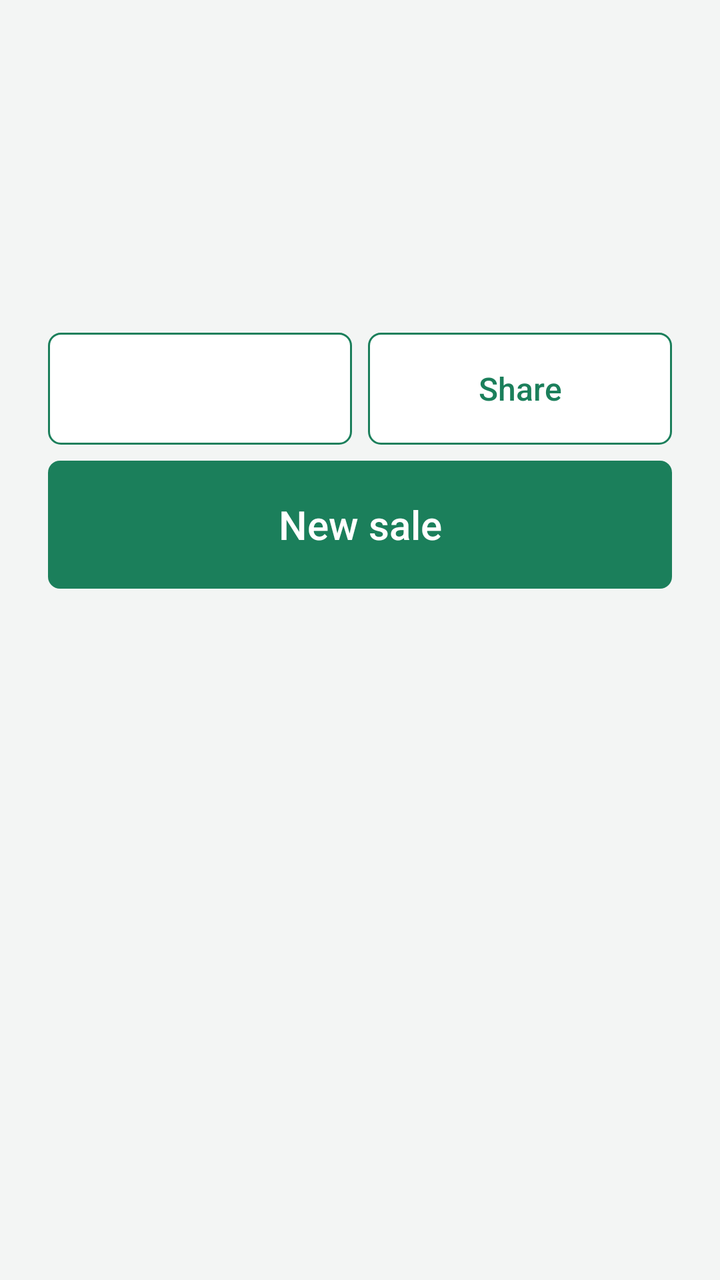
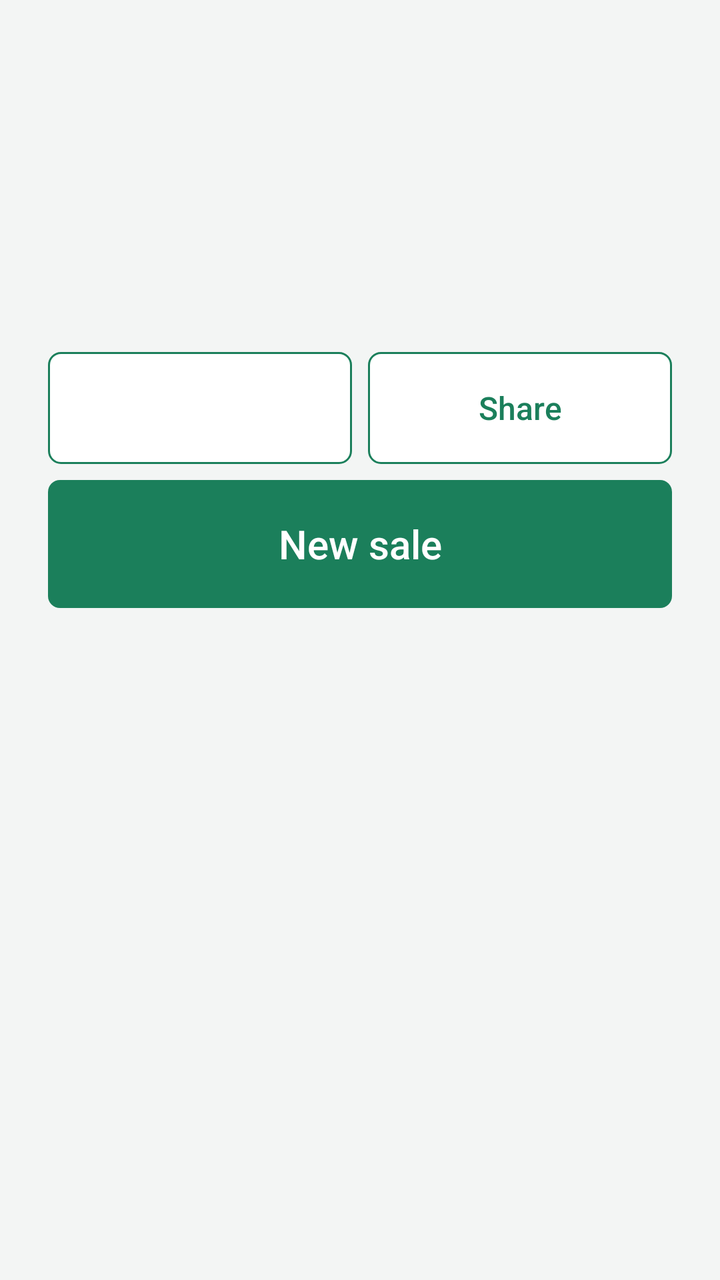

Compare the two renders of this Android layout. The source of the first and the diff that turns it into the second are given below.
<!-- AndroidManifest.xml: application theme Theme.Lekas -->
<!-- res/layout/dialog_result.xml -->
<?xml version="1.0" encoding="utf-8"?>
<LinearLayout xmlns:android="http://schemas.android.com/apk/res/android"
    android:layout_width="match_parent"
    android:layout_height="wrap_content"
    android:gravity="center_horizontal"
    android:orientation="vertical"
    android:padding="24dp">

    <TextView
        android:id="@+id/result_label"
        style="@style/Text.Lekas.Body"
        android:layout_width="wrap_content"
        android:layout_height="wrap_content"
        android:textSize="18sp" />

    <TextView
        android:id="@+id/result_amount"
        android:layout_width="wrap_content"
        android:layout_height="wrap_content"
        android:textColor="@color/brand"
        android:textSize="44sp"
        android:textStyle="bold" />

    <TextView
        android:id="@+id/result_receipt"
        style="@style/Text.Lekas.Caption"
        android:layout_width="wrap_content"
        android:layout_height="wrap_content"
        android:layout_marginTop="4dp" />

    <TextView
        android:id="@+id/result_print_state"
        style="@style/Text.Lekas.Caption"
        android:layout_width="wrap_content"
        android:layout_height="wrap_content"
        android:layout_marginTop="4dp"
        android:gravity="center" />

    <TextView
        android:id="@+id/result_customer"
        android:layout_width="wrap_content"
        android:layout_height="wrap_content"
        android:layout_marginTop="8dp"
        android:gravity="center"
        android:textColor="@color/text_primary"
        android:textSize="15sp"
        android:visibility="gone" />

    <TextView
        android:id="@+id/result_low_stock"
        android:layout_width="wrap_content"
        android:layout_height="wrap_content"
        android:layout_marginTop="8dp"
        android:gravity="center"
        android:textColor="@color/warning"
        android:textSize="14sp"
        android:visibility="gone" />

    <LinearLayout
        android:layout_width="match_parent"
        android:layout_height="wrap_content"
        android:layout_marginTop="16dp"
        android:orientation="horizontal">

        <Button
            android:id="@+id/result_print"
            style="@style/Widget.Lekas.Button.Secondary"
            android:layout_width="0dp"
            android:layout_height="wrap_content"
            android:layout_weight="1"
            android:minWidth="0dp" />

        <Button
            android:id="@+id/result_share"
            style="@style/Widget.Lekas.Button.Secondary"
            android:layout_width="0dp"
            android:layout_height="wrap_content"
            android:layout_marginStart="8dp"
            android:layout_weight="1"
            android:minWidth="0dp"
            android:text="@string/result_share" />
    </LinearLayout>

    <Button
        android:id="@+id/result_new"
        style="@style/Widget.Lekas.Button.Primary"
        android:layout_width="match_parent"
        android:layout_height="wrap_content"
        android:layout_marginTop="8dp"
        android:minHeight="64dp"
        android:text="@string/result_new"
        android:textSize="20sp" />
</LinearLayout>
<!-- resources referenced by this layout -->
<resources>
  <color name="brand">#1B7F5B</color>
  <color name="text_primary">#1C1F1E</color>
  <color name="warning">#B45309</color>
  <string name="result_new">New sale</string>
  <string name="result_share">Share</string>
  <style name="Text.Lekas.Body" parent="android:TextAppearance.Material.Body1">
          <item name="android:textColor">@color/text_primary</item>
      </style>
  <style name="Text.Lekas.Caption" parent="android:TextAppearance.Material.Caption">
          <item name="android:textColor">@color/text_secondary</item>
          <item name="android:textSize">13sp</item>
      </style>
  <style name="Widget.Lekas.Button.Primary">
          <item name="android:background">@drawable/btn_primary</item>
          <item name="android:textColor">@color/text_on_brand</item>
      </style>
  <style name="Widget.Lekas.Button.Secondary">
          <item name="android:background">@drawable/btn_secondary</item>
          <item name="android:textColor">@color/secondary_button_text</item>
      </style>
  <style name="Theme.Lekas" parent="android:Theme.Material.Light.NoActionBar">
          <item name="android:colorPrimary">@color/brand</item>
          <item name="android:colorPrimaryDark">@color/brand_dark</item>
          <item name="android:colorAccent">@color/brand</item>
          <item name="android:windowBackground">@color/bg</item>
          <item name="android:statusBarColor">@color/brand_dark</item>
          <item name="android:textColorPrimary">@color/text_primary</item>
          <item name="android:textColorSecondary">@color/text_secondary</item>
          <item name="android:buttonStyle">@style/Widget.Lekas.Button</item>
          <item name="android:alertDialogTheme">@style/Theme.Lekas.Dialog</item>
      </style>
  <color name="text_secondary">#5B6461</color>
  <!-- drawable btn_primary (drawable) -->
  <?xml version="1.0" encoding="utf-8"?>
  <ripple xmlns:android="http://schemas.android.com/apk/res/android"
      android:color="#33FFFFFF">
      <item>
          <selector>
              <item android:state_enabled="false">
                  <shape android:shape="rectangle">
                      <corners android:radius="6dp" />
                      <solid android:color="#9DB8AD" />
                  </shape>
              </item>
              <item>
                  <shape android:shape="rectangle">
                      <corners android:radius="6dp" />
                      <solid android:color="@color/brand" />
                  </shape>
              </item>
          </selector>
      </item>
  </ripple>
  <color name="text_on_brand">#FFFFFF</color>
  <color name="brand_dark">#145E43</color>
  <color name="bg">#F3F5F4</color>
  <style name="Widget.Lekas.Button" parent="android:Widget.Material.Button">
          <item name="android:minHeight">56dp</item>
          <item name="android:minWidth">88dp</item>
          <item name="android:textSize">16sp</item>
          <item name="android:textAllCaps">false</item>
          <item name="android:stateListAnimator">@null</item>
      </style>
  <style name="Theme.Lekas.Dialog" parent="android:Theme.Material.Light.Dialog.Alert">
          <item name="android:colorAccent">@color/brand</item>
          <item name="android:colorPrimary">@color/brand</item>
      </style>
  <color name="surface">#FFFFFF</color>
  <color name="divider">#DDE3E0</color>
  <!-- unchanged entries left out for length: 1 -->
</resources>

<!-- the commit's change to res/layout/dialog_result.xml (unified diff, before → after) -->
@@ -17,9 +17,22 @@
         android:id="@+id/result_amount"
         android:layout_width="wrap_content"
         android:layout_height="wrap_content"
+        android:layout_marginTop="4dp"
+        android:paddingStart="20dp"
+        android:paddingEnd="20dp"
         android:textColor="@color/brand"
-        android:textSize="44sp"
+        android:textSize="48sp"
         android:textStyle="bold" />
+
+    <TextView
+        android:id="@+id/result_received"
+        style="@style/Text.Lekas.Body"
+        android:layout_width="wrap_content"
+        android:layout_height="wrap_content"
+        android:layout_marginTop="6dp"
+        android:gravity="center"
+        android:textSize="16sp"
+        android:visibility="gone" />
 
     <TextView
         android:id="@+id/result_receipt"
